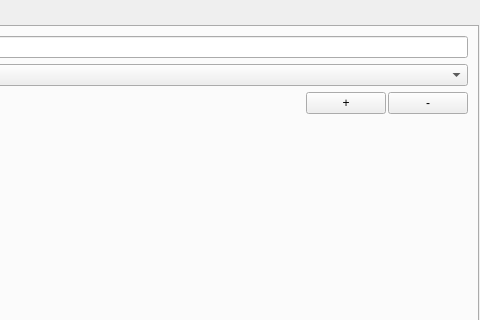
The window that ComponentMaster/Apps/MainWindow/src/gui/mainwindow.ui (VinTRiZz/Components-Infrastructure) describes before a commit, drawn with Qt 5; both pictures show x 231 to 711 and y 0 to 320 of the 711 by 417 pixel window.
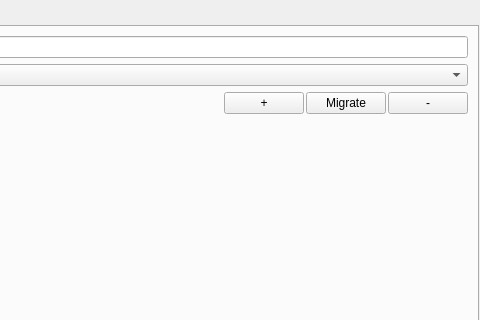
The same window after the commit.

```diff
--- a/ComponentMaster/Apps/MainWindow/src/gui/mainwindow.ui
+++ b/ComponentMaster/Apps/MainWindow/src/gui/mainwindow.ui
@@ -92,6 +92,13 @@
             </property>
            </widget>
           </item>
+          <item>
+           <widget class="QPushButton" name="pushButtonMigrate">
+            <property name="text">
+             <string>Migrate</string>
+            </property>
+           </widget>
+          </item>
           <item>
            <widget class="QPushButton" name="pushButtonComponentRemove">
             <property name="text">
```
